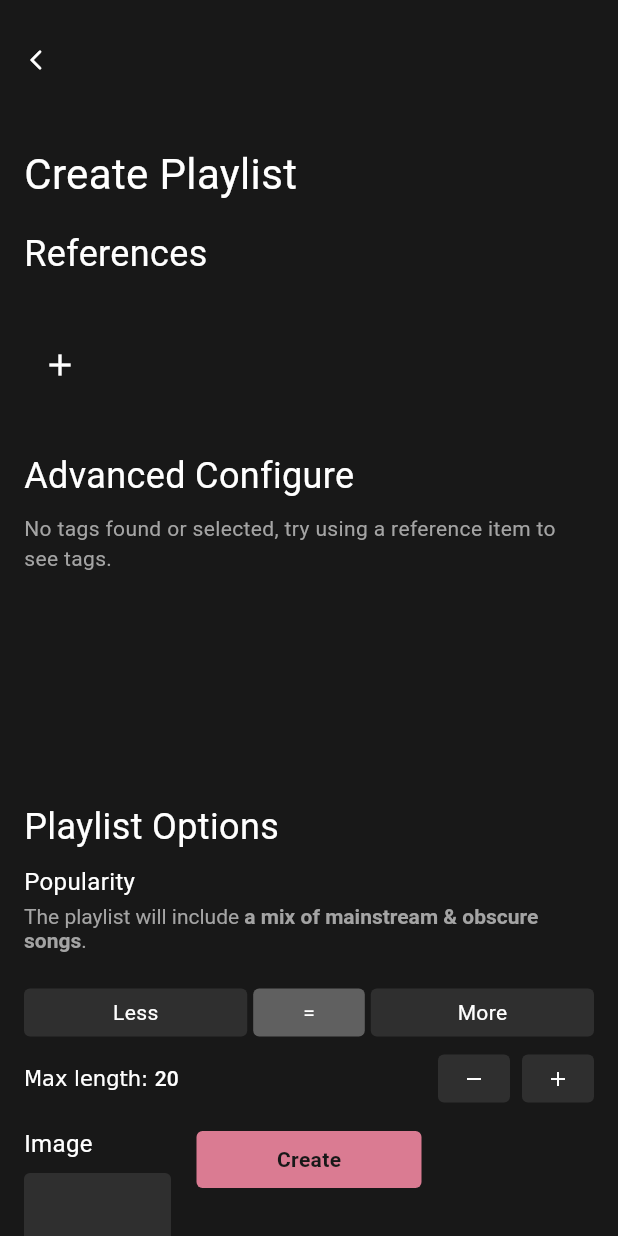
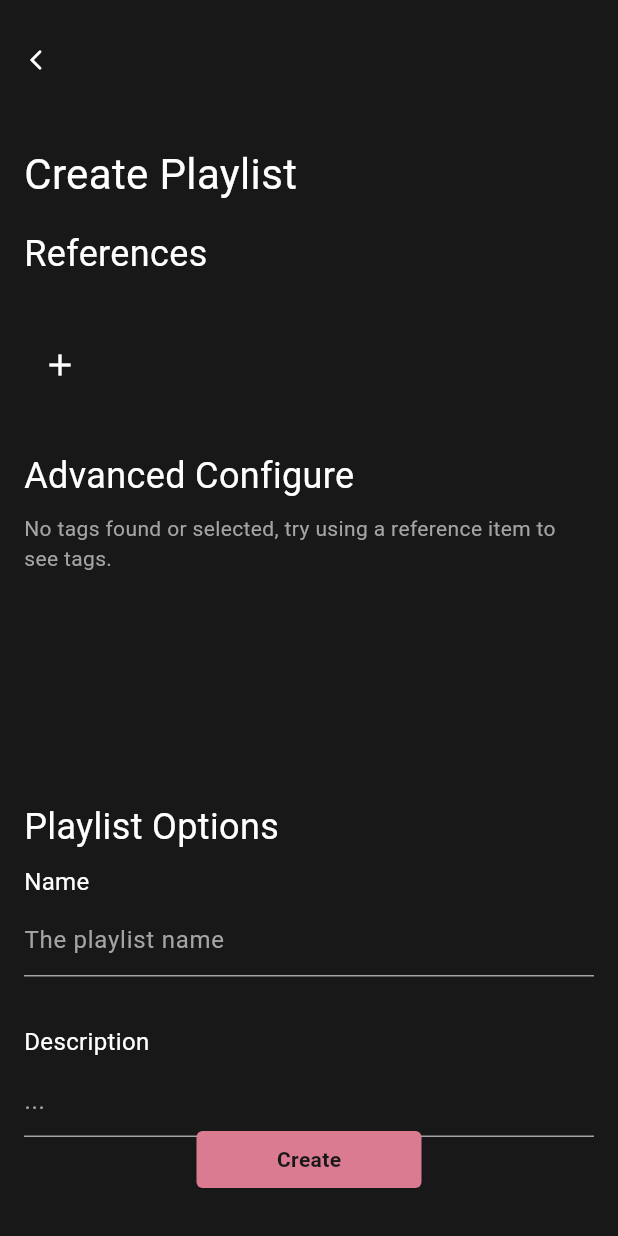
Before and after one commit to Hout-Manut/vivacissimo, a Flutter app: the PlaylistNew screen opened directly, on a phone screen of 412 x 824 dp. Run offline on Flutter 3.47's test engine with Material 3 defaults, Android fonts, the phone set to English and light mode, and no system bars; our stand-ins replace file_picker, flutter_dotenv, google_generative_ai, pool; generated files the repository leaves out were written again.

Commit message:
Slight change

```diff
--- a/lib/screen/playlist/entity_search_modal.dart
+++ b/lib/screen/playlist/entity_search_modal.dart
@@ -70,7 +70,7 @@ class _EntitySearchModalState extends State<EntitySearchModal> {
     if (debounce?.isActive ?? false) {
       debounce!.cancel();
     }
-    debounce = Timer(const Duration(milliseconds: 1000), () => search());
+    debounce = Timer(const Duration(milliseconds: 2000), () => search());
 
     if (controller.text.isEmpty) {
       state = SearchState.idle;
--- a/lib/screen/playlist/playlist_new.dart
+++ b/lib/screen/playlist/playlist_new.dart
@@ -1,6 +1,7 @@
 import 'dart:io';
 import 'package:file_picker/file_picker.dart';
 import 'package:flutter/material.dart';
+import 'package:flutter/services.dart';
 import 'package:uuid/uuid.dart';
 import 'package:http/http.dart' as http;
 import 'package:vivacissimo/models/playlist.dart';
@@ -48,7 +49,11 @@ class _PlaylistNewState extends State<PlaylistNew> {
     }
   }
 
-  void onSubmit() {}
+  TextEditingController nameController = TextEditingController();
+
+  void onSubmit() {
+    // Playlist newPlaylist = Playlist(id: id, title)
+  }
 
   @override
   void initState() {
@@ -78,6 +83,12 @@ class _PlaylistNewState extends State<PlaylistNew> {
       id = uuid.v4();
     }
     super.initState();
+  }
+
+  @override
+  void dispose() {
+    nameController.dispose();
+    super.dispose();
   }
 
   Set<(Tag, bool?)> _getTags() {
@@ -311,6 +322,16 @@ class _PlaylistNewState extends State<PlaylistNew> {
                   Column(
                     crossAxisAlignment: CrossAxisAlignment.stretch,
                     children: [
+                      const BodyText("Name"),
+                      const SizedBox(height: 4),
+                      AppTextField(
+                          controller: nameController,
+                          hintText: "The playlist name"),
+                      const SizedBox(height: 32),
+                      const BodyText("Description"),
+                      const SizedBox(height: 4),
+                      AppTextField(controller: nameController, hintText: "..."),
+                      const SizedBox(height: 128),
                       const BodyText("Popularity"),
                       const SizedBox(height: 4),
                       SizedBox(
@@ -454,11 +475,10 @@ class _PlaylistNewState extends State<PlaylistNew> {
                                 ),
                               )
                             : Container(
-                              clipBehavior: Clip.antiAlias,
-                              decoration: BoxDecoration(
-
+                                clipBehavior: Clip.antiAlias,
+                                decoration: BoxDecoration(
                                   borderRadius: BorderRadius.circular(4),
-                              ),
+                                ),
                                 child: Image.file(image!),
                               ),
                       ],
--- a/lib/widgets/commons.dart
+++ b/lib/widgets/commons.dart
@@ -109,3 +109,31 @@ class AppButton extends StatelessWidget {
     );
   }
 }
+
+class AppTextField extends StatelessWidget {
+  final TextEditingController controller;
+  final String hintText;
+
+  const AppTextField({
+    super.key,
+    required this.controller,
+    required this.hintText,
+  });
+
+  @override
+  Widget build(BuildContext context) {
+    return TextField(
+      controller: controller,
+      decoration: InputDecoration(
+        hintText: hintText,
+        hintStyle: const TextStyle(color: AppColor.textSecondaryColor),
+        enabledBorder: const UnderlineInputBorder(
+          borderSide: BorderSide(color: AppColor.textSecondaryColor),
+        ),
+        focusedBorder: const UnderlineInputBorder(
+          borderSide: BorderSide(color: AppColor.primaryColor),
+        ),
+      ),
+    );
+  }
+}
```
